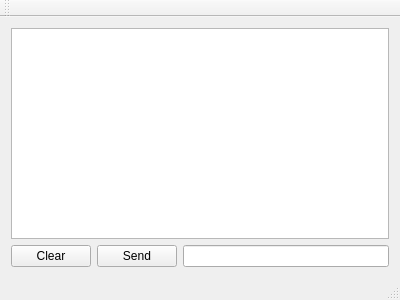
The window that MUSB/musb.ui (blackmiaool/Qt_USB_Class) describes before a commit, drawn with Qt 5.
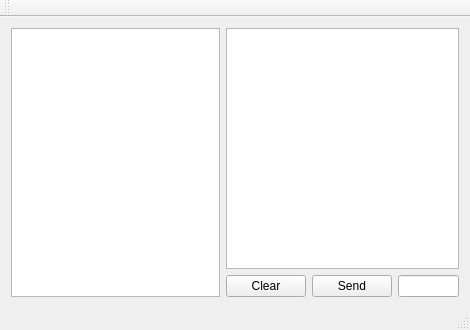
The same window after the commit.

Commit message: show tree

```diff
--- a/MUSB/musb.ui
+++ b/MUSB/musb.ui
@@ -6,15 +6,18 @@
    <rect>
     <x>0</x>
     <y>0</y>
-    <width>400</width>
-    <height>300</height>
+    <width>470</width>
+    <height>330</height>
    </rect>
   </property>
   <property name="windowTitle">
    <string>MUSB</string>
   </property>
   <widget class="QWidget" name="centralWidget">
-   <layout class="QVBoxLayout" name="verticalLayout_2">
+   <layout class="QHBoxLayout" name="horizontalLayout_2">
+    <item>
+     <widget class="QTreeView" name="treeView"/>
+    </item>
     <item>
      <layout class="QVBoxLayout" name="verticalLayout">
       <item>
```
Left out of the diff: 2 changed lines with no effect on the pictures. The commit also changes 5 other files.
